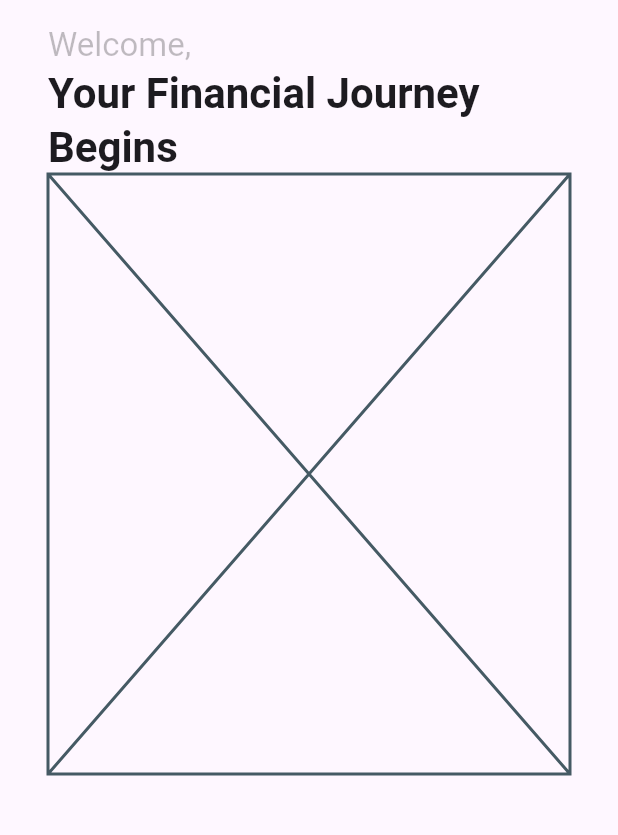
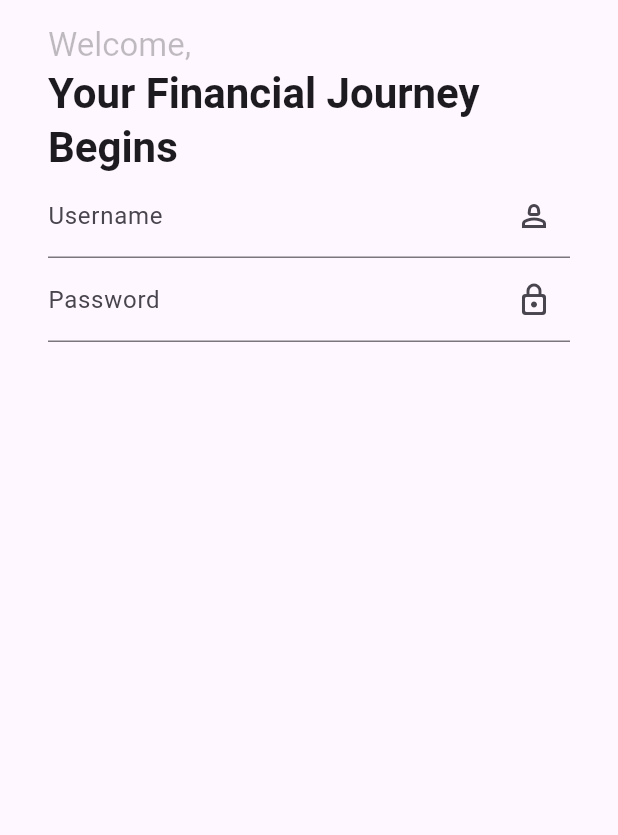
Before and after one commit to luhluh-17/login_sample, a Flutter app: the SignUpPage screen opened by its route, on a phone screen of 412 x 824 dp, the part 282-1117 px from its top. Run offline on Flutter 3.47's test engine with Material 2 defaults, Android fonts, the phone set to English and light mode, and no system bars.

Commit message:
add signup form page

```diff
--- a/lib/pages/widgets/signup_form.dart
+++ b/lib/pages/widgets/signup_form.dart
@@ -8,8 +8,29 @@ class SignupForm extends StatefulWidget {
 }
 
 class _SignupFormState extends State<SignupForm> {
+  final formKey = GlobalKey<FormState>();
+
   @override
   Widget build(BuildContext context) {
-    return const Placeholder();
+    return Form(
+      key: formKey,
+      child: Column(
+        children: [
+          TextFormField(
+            decoration: const InputDecoration(
+              labelText: 'Username',
+              suffixIcon: Icon(Icons.person_2_outlined),
+            ),
+          ),
+          TextFormField(
+            obscureText: true,
+            decoration: const InputDecoration(
+              labelText: 'Password',
+              suffixIcon: Icon(Icons.lock_outline_rounded),
+            ),
+          ),
+        ],
+      ),
+    );
   }
 }
```
